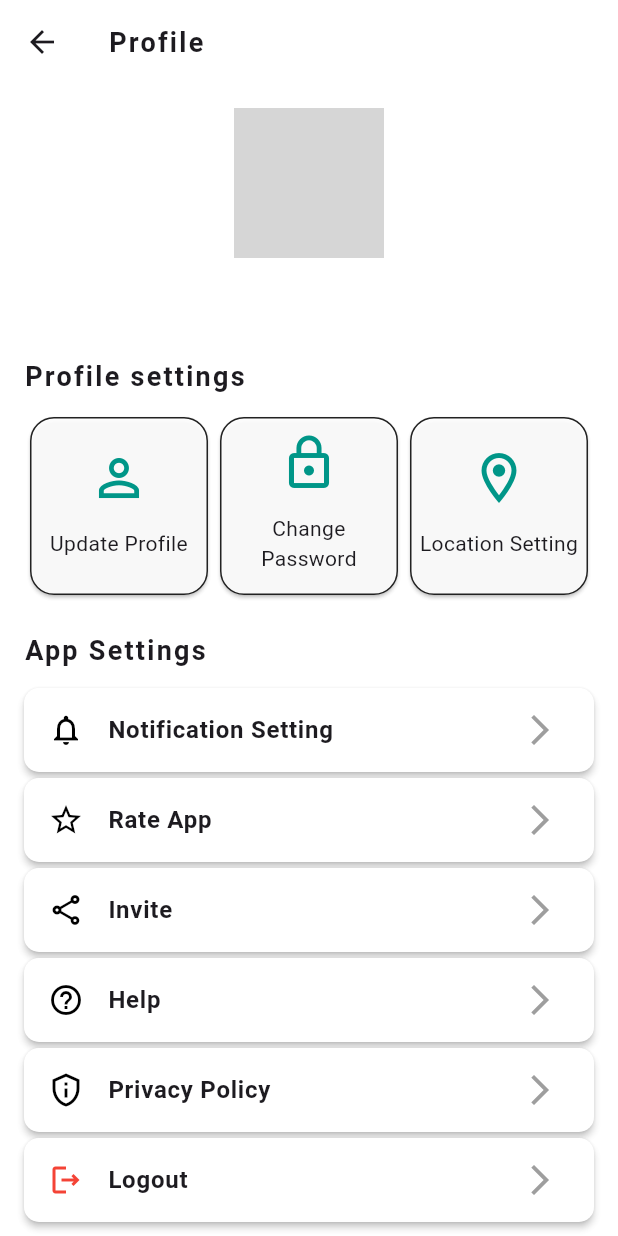
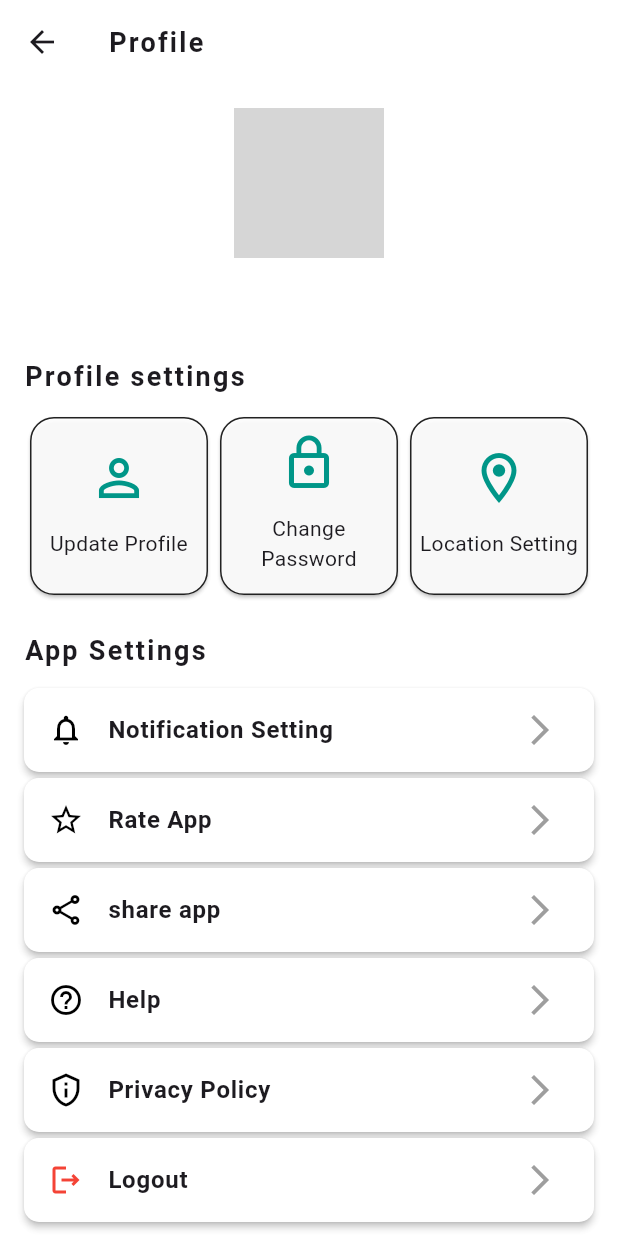
Before and after one commit to MIRaiyan/bracu_core, a Flutter app: the Profile screen opened directly, on a phone screen of 412 x 824 dp. Run offline on Flutter 3.47's test engine with Material 3 defaults, Android fonts, the phone set to English and light mode, and no system bars; our stand-ins replace flutter_dotenv, fluttertoast, google_generative_ai, google_nav_bar, image_picker, location and 3 more; accounts and stored records are empty; network calls fail; grey boxes are pictures that could not be loaded.

Commit message:
share option rumi
@Toushik21

```diff
--- a/lib/profile/profile.dart
+++ b/lib/profile/profile.dart
@@ -8,12 +8,20 @@ import 'package:provider/provider.dart';
 import '../menu/faculty_consultation.dart';
 import '../service/profile_provider.dart';
 import 'update.dart';
+import 'package:share_plus/share_plus.dart';
 
 class Profile extends StatelessWidget {
   const Profile({super.key});
 
   void _navigateTo(BuildContext context, Widget route) {
     Navigator.push(context, MaterialPageRoute(builder: (context) => route));
+  }
+
+  void _shareApp() {
+    Share.share(
+      'Check out this amazing platform! Get onboard and start exploring: https://github.com/Onnesok/bracu_core',
+      subject: 'Invite to Join the Platform',
+    );
   }
 
   @override
@@ -150,7 +158,7 @@ class Profile extends StatelessWidget {
             if (profileProvider.role == 'Admin')
               _buildListTile(Icons.admin_panel_settings_outlined, 'Admin Panel', Colors.red, context, null),
             //_buildListTile(Icons.feedback_outlined, 'AI', Colors.black, context, AIAssistantScreen()),
-            _buildListTile(Icons.share_outlined, 'Invite', Colors.black, context, null),
+            _buildListTile(Icons.share_outlined, 'share app', Colors.black, context, null),
             _buildListTile(Icons.help_outline, 'Help', Colors.black, context, null),
             _buildListTile(Icons.privacy_tip_outlined, 'Privacy Policy', Colors.black, context, PrivacyPolicyScreen()),
             _buildListTile(Icons.logout_outlined, 'Logout', Colors.red, context, null),
@@ -173,7 +181,10 @@ class Profile extends StatelessWidget {
         onTap: () {
           if (title == 'Logout') {
             _showLogoutDialog(context);
-          } else if (route != null) {
+          } else if (title == 'share app') {
+            _shareApp();
+          }
+          else if (route != null) {
             _navigateTo(context, route);
           }
         },
--- a/pubspec.yaml
+++ b/pubspec.yaml
@@ -54,6 +54,7 @@ dependencies:
   image_picker: ^1.1.2
   google_generative_ai: ^0.4.6
   html: ^0.15.0
+  share_plus: ^11.0.0
 
 dev_dependencies:
   flutter_test:
```
Also changed, not shown: pubspec.lock.
